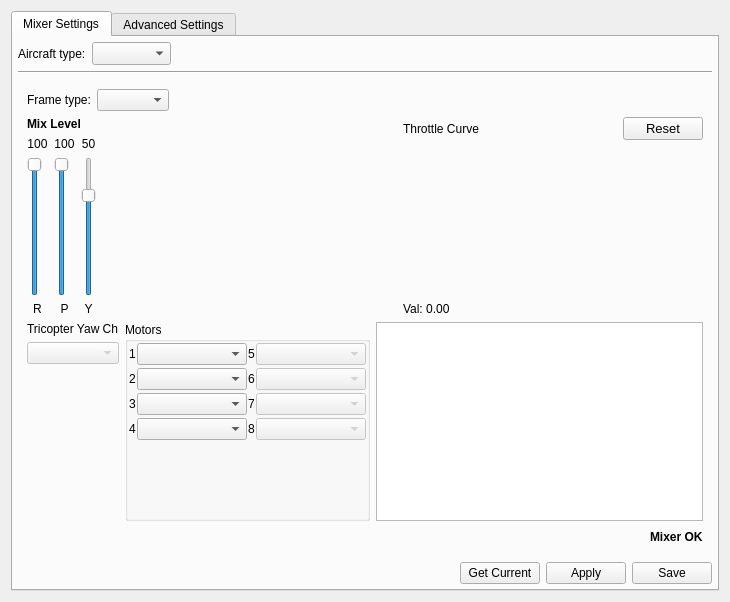
First picture: the form in ground/openpilotgcs/src/plugins/config/airframe.ui, repository openpilot/OpenPilot, before the edit.
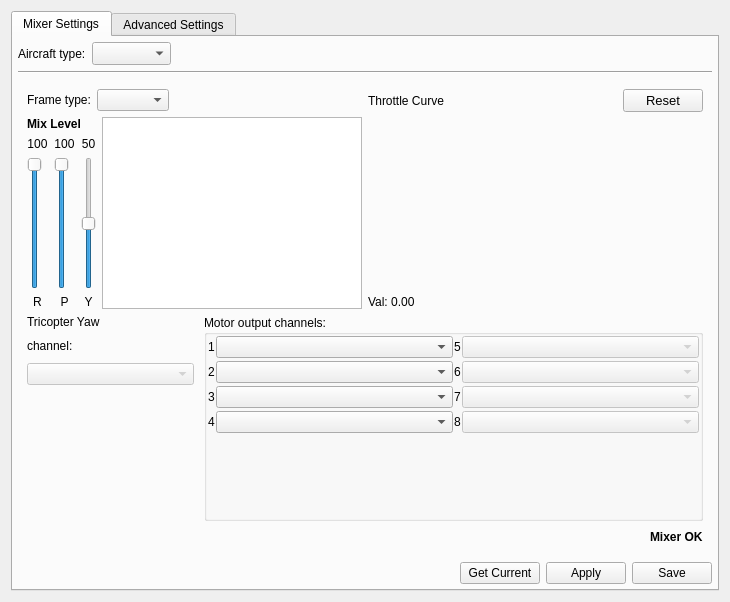
Second picture: the form after the edit. The open tabs and pages were chosen to show the change. Custom widgets are drawn as their Qt base class.

```diff
--- a/ground/openpilotgcs/src/plugins/config/airframe.ui
+++ b/ground/openpilotgcs/src/plugins/config/airframe.ui
@@ -464,7 +464,11 @@
          <widget class="QWidget" name="multiRotor">
           <layout class="QVBoxLayout" name="verticalLayout_4" stretch="1">
            <item>
-            <layout class="QVBoxLayout" name="verticalLayout_8" stretch="0,0,0,0">
+            <layout class="QVBoxLayout" name="verticalLayout_8" stretch="0,0,0">
+             <item>
+              <layout class="QHBoxLayout" name="horizontalLayout_7" stretch="0,0">
+               <item>
+                <layout class="QVBoxLayout" name="verticalLayout_24">
              <item>
               <layout class="QHBoxLayout" name="horizontalLayout_5">
                <item>
@@ -497,7 +501,7 @@
               </layout>
              </item>
              <item>
-              <layout class="QHBoxLayout" name="horizontalLayout_7" stretch="0,0,0">
+                  <layout class="QHBoxLayout" name="horizontalLayout_22">
                <item>
                 <layout class="QVBoxLayout" name="verticalLayout_20">
                  <item>
@@ -616,7 +620,7 @@
 Typical value is 50% for + or X configuration on quads.</string>
                        </property>
                        <property name="minimum">
-                        <number>-100</number>
+                            <number>0</number>
                        </property>
                        <property name="maximum">
                         <number>100</number>
@@ -649,17 +653,24 @@
                 </layout>
                </item>
                <item>
-                <spacer name="horizontalSpacer_13">
-                 <property name="orientation">
-                  <enum>Qt::Horizontal</enum>
-                 </property>
-                 <property name="sizeHint" stdset="0">
+                    <widget class="QGraphicsView" name="quadShape">
+                     <property name="sizePolicy">
+                      <sizepolicy hsizetype="MinimumExpanding" vsizetype="MinimumExpanding">
+                       <horstretch>0</horstretch>
+                       <verstretch>0</verstretch>
+                      </sizepolicy>
+                     </property>
+                     <property name="minimumSize">
                   <size>
-                   <width>40</width>
-                   <height>20</height>
-                  </size>
-                 </property>
-                </spacer>
+                       <width>110</width>
+                       <height>110</height>
+                      </size>
+                     </property>
+                    </widget>
+                   </item>
+                  </layout>
+                 </item>
+                </layout>
                </item>
                <item>
                 <layout class="QVBoxLayout" name="verticalLayout_12">
@@ -718,8 +729,8 @@
                    </property>
                    <property name="minimumSize">
                     <size>
-                     <width>110</width>
-                     <height>110</height>
+                     <width>120</width>
+                     <height>120</height>
                     </size>
                    </property>
                   </widget>
@@ -736,13 +747,23 @@
               </layout>
              </item>
              <item>
-              <layout class="QHBoxLayout" name="horizontalLayout_6" stretch="1,3,4">
+              <layout class="QHBoxLayout" name="horizontalLayout_6" stretch="1,3">
+               <property name="spacing">
+                <number>10</number>
+               </property>
                <item>
                 <layout class="QVBoxLayout" name="verticalLayout_10">
                  <item>
                   <widget class="QLabel" name="label_23">
                    <property name="text">
-                    <string>Tricopter Yaw Ch</string>
+                    <string>Tricopter Yaw</string>
+                   </property>
+                  </widget>
+                 </item>
+                 <item>
+                  <widget class="QLabel" name="label_2">
+                   <property name="text">
+                    <string>channel:</string>
                    </property>
                   </widget>
                  </item>
@@ -783,7 +804,7 @@
                <item>
                 <widget class="QGroupBox" name="groupBox">
                  <property name="title">
-                  <string>Motors</string>
+                  <string>Motor output channels:</string>
                  </property>
                  <layout class="QHBoxLayout" name="horizontalLayout_10">
                   <property name="spacing">
@@ -969,22 +990,6 @@
                  </layout>
                 </widget>
                </item>
-               <item>
-                <widget class="QGraphicsView" name="quadShape">
-                 <property name="sizePolicy">
-                  <sizepolicy hsizetype="MinimumExpanding" vsizetype="MinimumExpanding">
-                   <horstretch>0</horstretch>
-                   <verstretch>0</verstretch>
-                  </sizepolicy>
-                 </property>
-                 <property name="minimumSize">
-                  <size>
-                   <width>110</width>
-                   <height>110</height>
-                  </size>
-                 </property>
-                </widget>
-               </item>
               </layout>
              </item>
              <item>
```
Left out of the diff: 119 changed lines with no effect on the pictures. Lines whose indentation alone changed are shown as unchanged.
